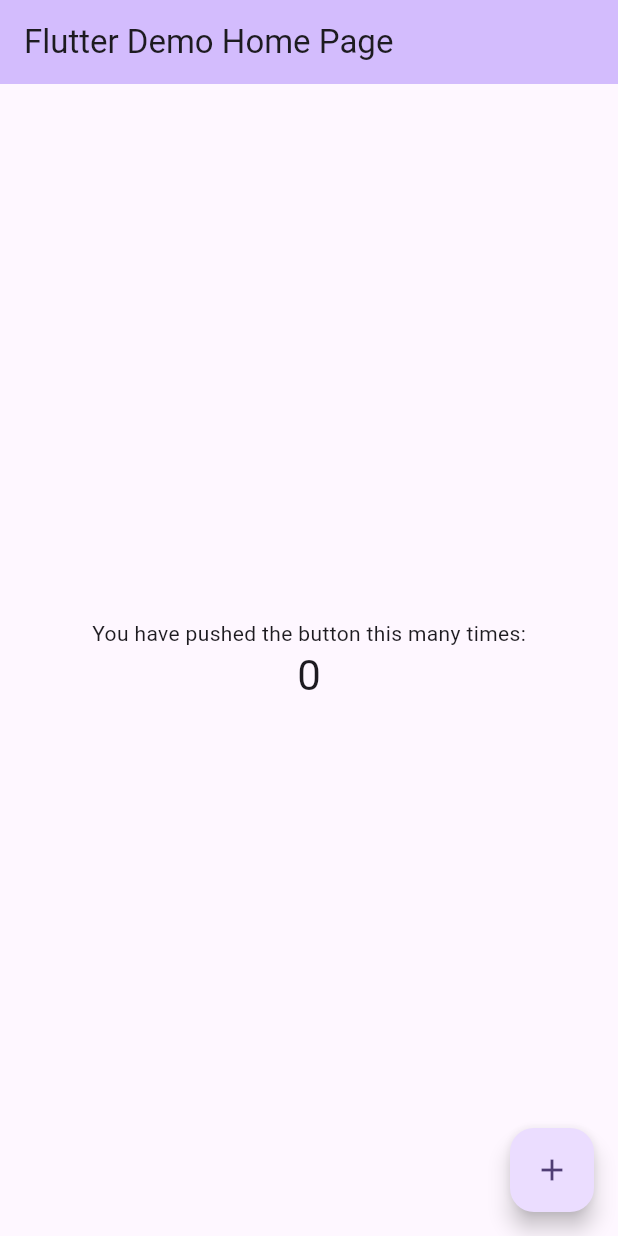
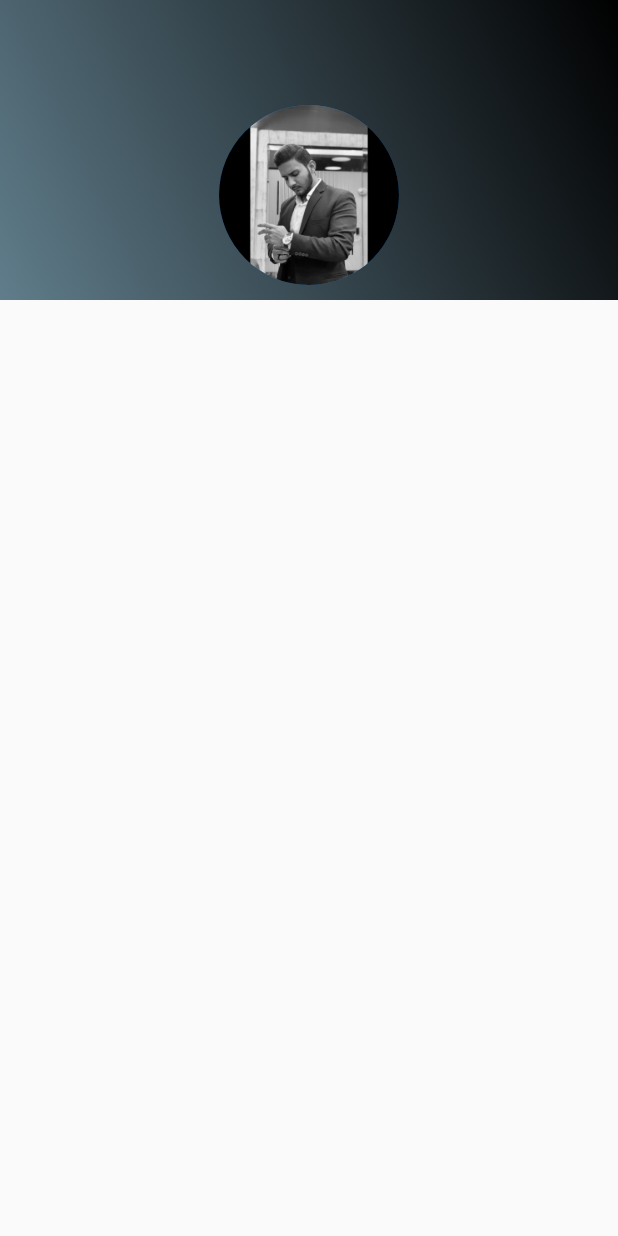
Before and after one commit to Usaid-Dev/portfolio, a Flutter app: the screen it shows after launch, on a phone screen of 412 x 824 dp. Run offline on Flutter 3.47's test engine with Material 2 defaults, Android fonts, the phone set to English and light mode, and no system bars.

Commit message:
set up the project & added container and Image

```diff
--- /dev/null
+++ b/lib/data/data.dart
@@ -0,0 +1,7 @@
+import 'package:flutter/material.dart';
+
+//Update with colors of your choice for dp background gradient
+Color kGradient1 = Colors.black;
+Color kGradient2 = Colors.blueGrey;
+
+String imagePath = "images/Mypic.png";
--- a/lib/main.dart
+++ b/lib/main.dart
@@ -1,4 +1,5 @@
 import 'package:flutter/material.dart';
+import 'package:portfolio/screens/home_screen.dart';
 
 void main() {
   runApp(const MyApp());
@@ -7,119 +8,11 @@ void main() {
 class MyApp extends StatelessWidget {
   const MyApp({super.key});
 
-  // This widget is the root of your application.
   @override
   Widget build(BuildContext context) {
-    return MaterialApp(
-      title: 'Flutter Demo',
-      theme: ThemeData(
-        // This is the theme of your application.
-        //
-        // TRY THIS: Try running your application with "flutter run". You'll see
-        // the application has a blue toolbar. Then, without quitting the app,
-        // try changing the seedColor in the colorScheme below to Colors.green
-        // and then invoke "hot reload" (save your changes or press the "hot
-        // reload" button in a Flutter-supported IDE, or press "r" if you used
-        // the command line to start the app).
-        //
-        // Notice that the counter didn't reset back to zero; the application
-        // state is not lost during the reload. To reset the state, use hot
-        // restart instead.
-        //
-        // This works for code too, not just values: Most code changes can be
-        // tested with just a hot reload.
-        colorScheme: ColorScheme.fromSeed(seedColor: Colors.deepPurple),
-        useMaterial3: true,
-      ),
-      home: const MyHomePage(title: 'Flutter Demo Home Page'),
+    return const MaterialApp(
+      debugShowCheckedModeBanner: false,
+      home: HomeScreen(),
     );
   }
 }
-
-class MyHomePage extends StatefulWidget {
-  const MyHomePage({super.key, required this.title});
-
-  // This widget is the home page of your application. It is stateful, meaning
-  // that it has a State object (defined below) that contains fields that affect
-  // how it looks.
-
-  // This class is the configuration for the state. It holds the values (in this
-  // case the title) provided by the parent (in this case the App widget) and
-  // used by the build method of the State. Fields in a Widget subclass are
-  // always marked "final".
-
-  final String title;
-
-  @override
-  State<MyHomePage> createState() => _MyHomePageState();
-}
-
-class _MyHomePageState extends State<MyHomePage> {
-  int _counter = 0;
-
-  void _incrementCounter() {
-    setState(() {
-      // This call to setState tells the Flutter framework that something has
-      // changed in this State, which causes it to rerun the build method below
-      // so that the display can reflect the updated values. If we changed
-      // _counter without calling setState(), then the build method would not be
-      // called again, and so nothing would appear to happen.
-      _counter++;
-    });
-  }
-
-  @override
-  Widget build(BuildContext context) {
-    // This method is rerun every time setState is called, for instance as done
-    // by the _incrementCounter method above.
-    //
-    // The Flutter framework has been optimized to make rerunning build methods
-    // fast, so that you can just rebuild anything that needs updating rather
-    // than having to individually change instances of widgets.
-    return Scaffold(
-      appBar: AppBar(
-        // TRY THIS: Try changing the color here to a specific color (to
-        // Colors.amber, perhaps?) and trigger a hot reload to see the AppBar
-        // change color while the other colors stay the same.
-        backgroundColor: Theme.of(context).colorScheme.inversePrimary,
-        // Here we take the value from the MyHomePage object that was created by
-        // the App.build method, and use it to set our appbar title.
-        title: Text(widget.title),
-      ),
-      body: Center(
-        // Center is a layout widget. It takes a single child and positions it
-        // in the middle of the parent.
-        child: Column(
-          // Column is also a layout widget. It takes a list of children and
-          // arranges them vertically. By default, it sizes itself to fit its
-          // children horizontally, and tries to be as tall as its parent.
-          //
-          // Column has various properties to control how it sizes itself and
-          // how it positions its children. Here we use mainAxisAlignment to
-          // center the children vertically; the main axis here is the vertical
-          // axis because Columns are vertical (the cross axis would be
-          // horizontal).
-          //
-          // TRY THIS: Invoke "debug painting" (choose the "Toggle Debug Paint"
-          // action in the IDE, or press "p" in the console), to see the
-          // wireframe for each widget.
-          mainAxisAlignment: MainAxisAlignment.center,
-          children: <Widget>[
-            const Text(
-              'You have pushed the button this many times:',
-            ),
-            Text(
-              '$_counter',
-              style: Theme.of(context).textTheme.headlineMedium,
-            ),
-          ],
-        ),
-      ),
-      floatingActionButton: FloatingActionButton(
-        onPressed: _incrementCounter,
-        tooltip: 'Increment',
-        child: const Icon(Icons.add),
-      ), // This trailing comma makes auto-formatting nicer for build methods.
-    );
-  }
-}
--- /dev/null
+++ b/lib/screens/home_screen.dart
@@ -0,0 +1,43 @@
+import 'package:flutter/material.dart';
+import '../data/data.dart';
+
+class HomeScreen extends StatelessWidget {
+  const HomeScreen({super.key});
+
+  @override
+  Widget build(BuildContext context) {
+    return Scaffold(
+      body: SingleChildScrollView(
+        child: Column(
+          crossAxisAlignment: CrossAxisAlignment.start,
+          children: [
+            Container(
+              width: MediaQuery.of(context).size.width,
+              height: 200,
+              decoration: BoxDecoration(
+                gradient: LinearGradient(
+                  begin: Alignment.topRight,
+                  end: Alignment.bottomLeft,
+                  colors: [
+                    kGradient1,
+                    kGradient2,
+                  ],
+                ),
+              ),
+              child: Align(
+                alignment: Alignment.bottomCenter,
+                child: Padding(
+                  padding: const EdgeInsets.all(10.0),
+                  child: CircleAvatar(
+                    radius: 60,
+                    backgroundImage: AssetImage(imagePath),
+                  ),
+                ),
+              ),
+            ),
+          ],
+        ),
+      ),
+    );
+  }
+}
```
Also changed, not shown: pubspec.yaml (+6 -20 lines), images/Mypic.png (added), pubspec.lock, 14 other files.
